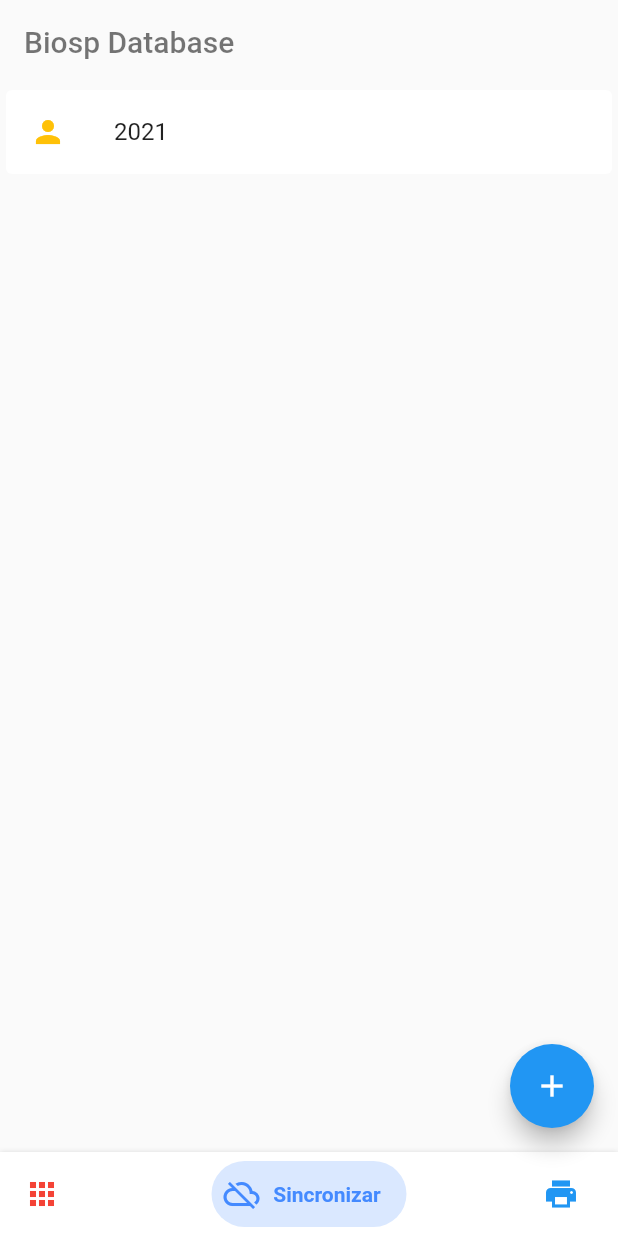
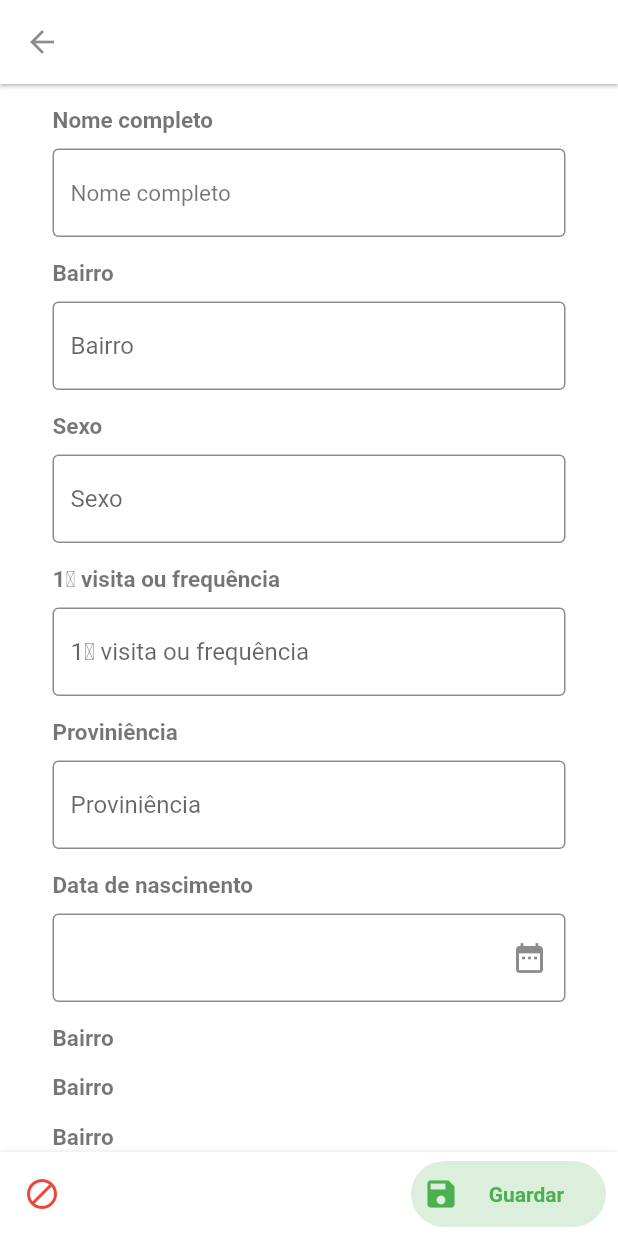
Before and after one commit to inkomomutane/biospdatabase_android, a Flutter app: the screen it shows after launch, item 2 of the bottom bar chosen, after a tap on the "add" icon, on a phone screen of 412 x 824 dp. Run offline on Flutter 3.47's test engine with Material 2 defaults, Android fonts, the light colour scheme and no system bars; drawn by our look-alikes of bottom_navy_bar, datetime_picker_formfield, select_form_field; our stand-ins replace custom_radio_grouped_button, hive_flutter; accounts and stored records are empty.

Commit message:
pre commit

```diff
--- /dev/null
+++ b/lib/View/Benificiary/Benificiary.dart
@@ -0,0 +1,59 @@
+import 'package:biospdatabase/View/Benificiary/FormComponent.dart';
+import 'package:bottom_navy_bar/bottom_navy_bar.dart';
+import 'package:flutter/material.dart';
+
+class BenificiaryForm extends StatefulWidget {
+  const BenificiaryForm({Key? key}) : super(key: key);
+
+  @override
+  _BenificiaryFormState createState() => _BenificiaryFormState();
+}
+
+class _BenificiaryFormState extends State<BenificiaryForm> {
+  int _currentIndex = 1;
+  //var benificiary = new Benificiary(uuid: Uuid().v4(), createdAt: DateTime.now(), updatedAt: DateTime.now());
+  @override
+  Widget build(BuildContext context) {
+    return Scaffold(
+      backgroundColor: Colors.white,
+      appBar: AppBar(
+        backgroundColor: Colors.white,
+        foregroundColor: Colors.black45,
+        elevation: 1,
+        leading: GestureDetector(
+          child: Icon(
+            Icons.arrow_back,
+            color: Colors.black45,
+          ),
+          onTap: () {
+            Navigator.of(context).pop();
+          },
+        ),
+      ),
+      body: FormComponent(),
+      bottomNavigationBar: BottomNavyBar(
+        selectedIndex: _currentIndex,
+        showElevation: true,
+        itemCornerRadius: 24,
+        curve: Curves.easeIn,
+        onItemSelected: (index) => setState(() {
+          this._currentIndex = index;
+        }),
+        items: <BottomNavyBarItem>[
+          BottomNavyBarItem(
+            icon: Icon(Icons.block),
+            title: Text('Cancelar'),
+            activeColor: Colors.red,
+            textAlign: TextAlign.center,
+          ),
+          BottomNavyBarItem(
+            icon: Icon(Icons.save),
+            title: Text('Guardar'),
+            activeColor: Colors.green,
+            textAlign: TextAlign.center,
+          ),
+        ],
+      ),
+    );
+  }
+}
--- /dev/null
+++ b/lib/View/Benificiary/FormComponent.dart
@@ -0,0 +1,70 @@
+import 'package:biospdatabase/View/Components/DateComponent.dart';
+import 'package:biospdatabase/View/Components/DateTimeComponent.dart';
+import 'package:biospdatabase/View/Components/LabelComponent.dart';
+import 'package:biospdatabase/View/Components/NumberComponent.dart';
+import 'package:biospdatabase/View/Components/SelectComponent.dart';
+import 'package:biospdatabase/View/Components/TextComponent.dart';
+import 'package:flutter/material.dart';
+
+class FormComponent extends StatefulWidget {
+  const FormComponent({Key? key}) : super(key: key);
+
+  @override
+  _FormComponentState createState() => _FormComponentState();
+}
+
+class _FormComponentState extends State<FormComponent> {
+  final _formKey = GlobalKey<FormState>();
+  @override
+  Widget build(BuildContext context) {
+    return Form(
+      key: _formKey,
+      child: ListView(
+        children: [
+          LabelComponent(labelText: "Nome completo"),
+          TextComponent(hintText: "Nome completo"),
+          LabelComponent(labelText: "Bairro"),
+          SelectComponent(items: [
+            {
+              "1": "Macuti",
+            },
+          ], titulo: "Bairro", hintText: "Bairro"),
+          LabelComponent(labelText: "Sexo"),
+          SelectComponent(items: [
+            {
+              "1": "Masculino",
+            },
+            {
+              "2": "Feminino",
+            },
+          ], titulo: "Sexo", hintText: "Sexo"),
+          LabelComponent(labelText: "1⁰ visita ou frequência"),
+          NumberComponent(
+            hintText: "1⁰ visita ou frequência",
+          ),
+          LabelComponent(labelText: "Proviniência"),
+          SelectComponent(items: [
+            {
+              "1": "Vikings",
+            },
+            {
+              "2": "Vikings 23",
+            },
+            {
+              "3": "Vikings 45",
+            },
+            {
+              "4": "Vikings 47",
+            }
+          ], titulo: "Proviniência", hintText: "Proviniência"),
+          LabelComponent(labelText: "Data de nascimento"),
+          DateComponent(),
+          LabelComponent(labelText: "Bairro"),
+          LabelComponent(labelText: "Bairro"),
+          LabelComponent(labelText: "Bairro"),
+          LabelComponent(labelText: "Bairro"),
+        ],
+      ),
+    );
+  }
+}
--- a/lib/View/Components/LabelComponent.dart
+++ b/lib/View/Components/LabelComponent.dart
@@ -9,9 +9,14 @@ class LabelComponent extends StatelessWidget {
     return Padding(
       child: Text(
         labelText,
-        style: TextStyle(fontSize: 20, color: Colors.black54),
+        style: TextStyle(
+          fontSize: 15,
+          fontWeight: FontWeight.w600,
+          color: Colors.black54,
+        ),
+        textAlign: TextAlign.start,
       ),
-      padding: EdgeInsets.only(top: 25, bottom: 0, left: 35, right: 35),
+      padding: EdgeInsets.only(top: 15, bottom: 0, left: 35, right: 35),
     );
   }
 }
--- a/lib/View/Components/SelectComponent.dart
+++ b/lib/View/Components/SelectComponent.dart
@@ -1,8 +1,9 @@
 import 'package:flutter/material.dart';
 import 'package:select_form_field/select_form_field.dart';
+//import 'dart:collection';
 
 class SelectComponent extends StatelessWidget {
-  const SelectComponent(
+  SelectComponent(
       {Key? key,
       required this.items,
       required this.titulo,
@@ -11,7 +12,7 @@ class SelectComponent extends StatelessWidget {
       this.onSubmitted,
       this.onSaved})
       : super(key: key);
-  final List<Map<String, dynamic>> items;
+  List<Map<String, dynamic>> items;
   final String titulo;
   final String hintText;
   final void Function(String value)? onChanged;
@@ -20,13 +21,14 @@ class SelectComponent extends StatelessWidget {
 
   @override
   Widget build(BuildContext context) {
+    var itemsArray = mappedItems(items);
     return Padding(
         child: SelectFormField(
           type: SelectFormFieldType.dialog,
           dialogSearchHint: 'Pesquisar',
-          dialogCancelBtn: 'CANCELAR',
+          dialogCancelBtn: 'Ok',
           dialogTitle: titulo,
-          items: items,
+          items: itemsArray,
           decoration: InputDecoration(
               border: OutlineInputBorder(),
               focusColor: Colors.black,
@@ -39,10 +41,31 @@ class SelectComponent extends StatelessWidget {
               focusedBorder: OutlineInputBorder(
                 borderSide: const BorderSide(color: Colors.black, width: 1.3),
               )),
-          onChanged: onChanged,
+          onChanged: (value) {
+            itemsArray
+                .where((element) => element['value'] != value)
+                .forEach((element) {
+              element['icon'] = Icon(Icons.check_box_outline_blank);
+            });
+            itemsArray
+                .where((element) => element['value'] == value)
+                .forEach((element) {
+              element['icon'] = Icon(Icons.check_box_outlined);
+            });
+          },
           onFieldSubmitted: onSubmitted,
           onSaved: onSaved,
         ),
         padding: EdgeInsets.only(left: 35, right: 35, top: 10));
   }
+
+  List<Map<String, dynamic>> mappedItems(List<Map<String, dynamic>> items) {
+    return List.generate(items.length, (index) {
+      return {
+        'value': items.elementAt(index).keys.first,
+        'label': items.elementAt(index).values.first,
+        'icon': Icon(Icons.check_box_outline_blank)
+      };
+    });
+  }
 }
--- a/lib/View/Components/TextComponent.dart
+++ b/lib/View/Components/TextComponent.dart
@@ -21,6 +21,10 @@ class TextComponent extends StatelessWidget {
         decoration: InputDecoration(
             border: OutlineInputBorder(),
             hintText: hintText,
+            hintStyle: TextStyle(
+              fontSize: 15,
+              color: Colors.black54,
+            ),
             focusColor: Colors.black,
             fillColor: Colors.white,
             filled: true,
--- a/lib/View/Home.dart
+++ b/lib/View/Home.dart
@@ -1,7 +1,6 @@
-import 'dart:html';
-
 import 'package:biospdatabase/Model/Benificiary/Benificiary.dart';
 import 'package:biospdatabase/Syncronization/Syncronization.dart';
+import 'package:biospdatabase/View/Benificiary/Benificiary.dart';
 import 'package:bottom_navy_bar/bottom_navy_bar.dart';
 import 'package:flutter/material.dart';
 import 'package:hive_flutter/hive_flutter.dart';
@@ -15,21 +14,29 @@ class Home extends StatefulWidget {
 }
 
 class _HomeState extends State<Home> {
-  int _currentIndex = 0;
-  int _counter = 0;
-
-  void _incrementCounter() {
-    setState(() {
-      _counter++;
-    });
-  }
-
   @override
   Widget build(BuildContext context) {
     return MaterialApp(
       debugShowCheckedModeBanner: false,
       title: "Biosp Database",
-      home: Scaffold(
+      home: MainComponent(),
+    );
+  }
+}
+
+class MainComponent extends StatefulWidget {
+  const MainComponent({Key? key}) : super(key: key);
+
+  @override
+  _MainComponentState createState() => _MainComponentState();
+}
+
+class _MainComponentState extends State<MainComponent> {
+  int _currentIndex = 0;
+
+  @override
+  Widget build(BuildContext context) {
+    return Scaffold(
       appBar: AppBar(
         backgroundColor: Colors.transparent,
         title: Text(
@@ -45,8 +52,7 @@ class _HomeState extends State<Home> {
           return ListView.builder(
               itemCount: benificiaries.length,
               itemBuilder: (context, int index) {
-                  return BenificiaryCard(
-                      context, benificiaries.elementAt(index));
+                return benificiaryCard(context, benificiaries.elementAt(index));
               });
           //return Text("${benificiaries.length}");
         },
@@ -80,18 +86,20 @@ class _HomeState extends State<Home> {
       ),
       floatingActionButton: FloatingActionButton(
         onPressed: () {
-            Syncronization.addCreated(Benificiary(
-                uuid: Uuid().v4(),
-                createdAt: DateTime.now(),
-                updatedAt: DateTime.now()));
+          Navigator.push(
+            context,
+            MaterialPageRoute<void>(
+              builder: (BuildContext context) => BenificiaryForm(),
+              fullscreenDialog: true,
+            ),
+          );
         },
         child: Icon(Icons.add),
-        ),
       ),
     );
   }
 
-  Widget BenificiaryCard(BuildContext context, Benificiary benificiary) {
+  Widget benificiaryCard(BuildContext context, Benificiary benificiary) {
     return GestureDetector(
       child: Card(
         child: ListTile(
@@ -145,38 +153,7 @@ class _HomeState extends State<Home> {
                   ],
                   actionsPadding: EdgeInsets.all(10),
                 ));
-
-        /* print(benificiary.toJson());
-        Navigator.push(
-          context,
-          MaterialPageRoute<void>(
-            builder: (BuildContext context) => FullScreenDialog(),
-            fullscreenDialog: true,
-          ),
-        );*/
       },
     );
   }
 }
-
-class FullScreenDialog extends StatefulWidget {
-  const FullScreenDialog({Key? key}) : super(key: key);
-
-  @override
-  _FullScreenDialogState createState() => _FullScreenDialogState();
-}
-
-class _FullScreenDialogState extends State<FullScreenDialog> {
-  @override
-  Widget build(BuildContext context) {
-    return Scaffold(
-      appBar: AppBar(
-        backgroundColor: Colors.amber,
-        title: Text('Full-screen Dialog'),
-      ),
-      body: Center(
-        child: Text("Full-screen dialog"),
-      ),
-    );
-  }
-}
```
Also changed, not shown: lib/View/Components/DateComponent.dart (+5 -10 lines), lib/View/Components/Forms/CreateBenificiary.dart (deleted, +0 -60 lines). Lines whose indentation alone changed are shown as unchanged.
